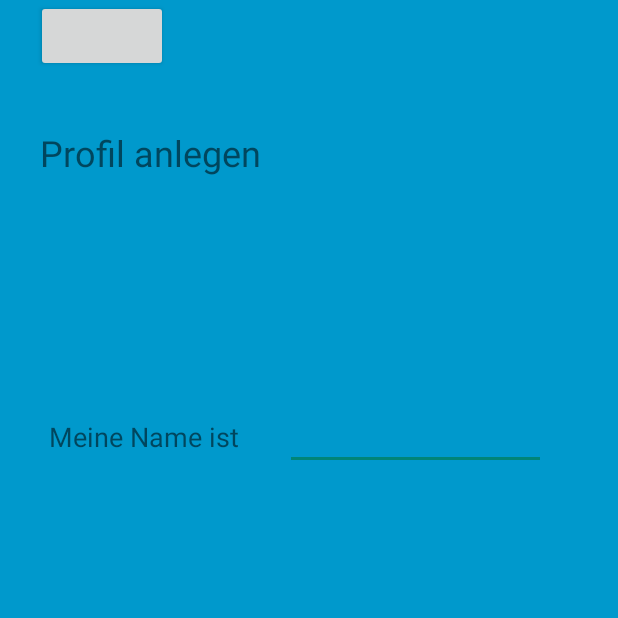
After one commit to HSZG-Informatik-Projekte/WBS, an Android app: the CreateProfileActivity screen opened directly, with no data from a screen before it, on a phone screen of 412 x 824 dp, the top half of it. The commit adds this screen. Run offline under Robolectric (Android 15) with nearby library versions, the phone set to English and light mode, and no system bars; 6 statements that could not run were skipped.

Commit message:
create profile

```diff
--- a/app/build.gradle
+++ b/app/build.gradle
@@ -22,6 +22,7 @@ dependencies {
     implementation fileTree(dir: 'libs', include: ['*.jar'])
     implementation 'com.android.support:appcompat-v7:28.0.0'
     implementation 'com.android.support.constraint:constraint-layout:1.1.3'
+    implementation 'com.android.support:support-v4:28.0.0'
     testImplementation 'junit:junit:4.12'
     androidTestImplementation 'com.android.support.test:runner:1.0.2'
     androidTestImplementation 'com.android.support.test.espresso:espresso-core:3.0.2'
--- /dev/null
+++ b/app/src/main/java/com/example/wbs/CreateProfileActivity.java
@@ -0,0 +1,163 @@
+package com.example.wbs;
+
+import android.annotation.SuppressLint;
+import android.support.v7.app.ActionBar;
+import android.support.v7.app.AppCompatActivity;
+import android.os.Bundle;
+import android.os.Handler;
+import android.view.MotionEvent;
+import android.view.View;
+
+/**
+ * An example full-screen activity that shows and hides the system UI (i.e.
+ * status bar and navigation/system bar) with user interaction.
+ */
+public class CreateProfileActivity extends AppCompatActivity {
+    /**
+     * Whether or not the system UI should be auto-hidden after
+     * {@link #AUTO_HIDE_DELAY_MILLIS} milliseconds.
+     */
+    private static final boolean AUTO_HIDE = true;
+
+    /**
+     * If {@link #AUTO_HIDE} is set, the number of milliseconds to wait after
+     * user interaction before hiding the system UI.
+     */
+    private static final int AUTO_HIDE_DELAY_MILLIS = 3000;
+
+    /**
+     * Some older devices needs a small delay between UI widget updates
+     * and a change of the status and navigation bar.
+     */
+    private static final int UI_ANIMATION_DELAY = 300;
+    private final Handler mHideHandler = new Handler();
+    private View mContentView;
+    private final Runnable mHidePart2Runnable = new Runnable() {
+        @SuppressLint("InlinedApi")
+        @Override
+        public void run() {
+            // Delayed removal of status and navigation bar
+
+            // Note that some of these constants are new as of API 16 (Jelly Bean)
+            // and API 19 (KitKat). It is safe to use them, as they are inlined
+            // at compile-time and do nothing on earlier devices.
+            mContentView.setSystemUiVisibility(View.SYSTEM_UI_FLAG_LOW_PROFILE
+                    | View.SYSTEM_UI_FLAG_FULLSCREEN
+                    | View.SYSTEM_UI_FLAG_LAYOUT_STABLE
+                    | View.SYSTEM_UI_FLAG_IMMERSIVE_STICKY
+                    | View.SYSTEM_UI_FLAG_LAYOUT_HIDE_NAVIGATION
+                    | View.SYSTEM_UI_FLAG_HIDE_NAVIGATION);
+        }
+    };
+    private View mControlsView;
+    private final Runnable mShowPart2Runnable = new Runnable() {
+        @Override
+        public void run() {
+            // Delayed display of UI elements
+            ActionBar actionBar = getSupportActionBar();
+            if (actionBar != null) {
+                actionBar.show();
+            }
+            mControlsView.setVisibility(View.VISIBLE);
+        }
+    };
+    private boolean mVisible;
+    private final Runnable mHideRunnable = new Runnable() {
+        @Override
+        public void run() {
+            hide();
+        }
+    };
+    /**
+     * Touch listener to use for in-layout UI controls to delay hiding the
+     * system UI. This is to prevent the jarring behavior of controls going away
+     * while interacting with activity UI.
+     */
+    private final View.OnTouchListener mDelayHideTouchListener = new View.OnTouchListener() {
+        @Override
+        public boolean onTouch(View view, MotionEvent motionEvent) {
+            if (AUTO_HIDE) {
+                delayedHide(AUTO_HIDE_DELAY_MILLIS);
+            }
+            return false;
+        }
+    };
+
+    @Override
+    protected void onCreate(Bundle savedInstanceState) {
+        super.onCreate(savedInstanceState);
+
+        setContentView(R.layout.activity_create_profile);
+
+        mVisible = true;
+        mControlsView = findViewById(R.id.fullscreen_content_controls);
+        mContentView = findViewById(R.id.fullscreen_content);
+
+
+        // Set up the user interaction to manually show or hide the system UI.
+        mContentView.setOnClickListener(new View.OnClickListener() {
+            @Override
+            public void onClick(View view) {
+                toggle();
+            }
+        });
+
+        // Upon interacting with UI controls, delay any scheduled hide()
+        // operations to prevent the jarring behavior of controls going away
+        // while interacting with the UI.
+        findViewById(R.id.dummy_button).setOnTouchListener(mDelayHideTouchListener);
+    }
+
+    @Override
+    protected void onPostCreate(Bundle savedInstanceState) {
+        super.onPostCreate(savedInstanceState);
+
+        // Trigger the initial hide() shortly after the activity has been
+        // created, to briefly hint to the user that UI controls
+        // are available.
+        delayedHide(100);
+    }
+
+    private void toggle() {
+        if (mVisible) {
+            hide();
+        } else {
+            show();
+        }
+    }
+
+    private void hide() {
+        // Hide UI first
+        ActionBar actionBar = getSupportActionBar();
+        if (actionBar != null) {
+            actionBar.hide();
+        }
+        mControlsView.setVisibility(View.GONE);
+        mVisible = false;
+
+        // Schedule a runnable to remove the status and navigation bar after a delay
+        mHideHandler.removeCallbacks(mShowPart2Runnable);
+        mHideHandler.postDelayed(mHidePart2Runnable, UI_ANIMATION_DELAY);
+    }
+
+    @SuppressLint("InlinedApi")
+    private void show() {
+        // Show the system bar
+        mContentView.setSystemUiVisibility(View.SYSTEM_UI_FLAG_LAYOUT_FULLSCREEN
+                | View.SYSTEM_UI_FLAG_LAYOUT_HIDE_NAVIGATION);
+        mVisible = true;
+
+        // Schedule a runnable to display UI elements after a delay
+        mHideHandler.removeCallbacks(mHidePart2Runnable);
+        mHideHandler.postDelayed(mShowPart2Runnable, UI_ANIMATION_DELAY);
+    }
+
+    /**
+     * Schedules a call to hide() in delay milliseconds, canceling any
+     * previously scheduled calls.
+     */
+    private void delayedHide(int delayMillis) {
+        mHideHandler.removeCallbacks(mHideRunnable);
+        mHideHandler.postDelayed(mHideRunnable, delayMillis);
+    }
+}
--- /dev/null
+++ b/app/src/main/res/layout/activity_create_profile.xml
@@ -0,0 +1,73 @@
+<?xml version="1.0" encoding="utf-8"?>
+<android.support.constraint.ConstraintLayout xmlns:android="http://schemas.android.com/apk/res/android"
+    xmlns:app="http://schemas.android.com/apk/res-auto"
+    xmlns:tools="http://schemas.android.com/tools"
+    android:id="@+id/frameLayout"
+    android:layout_width="match_parent"
+    android:layout_height="match_parent"
+    android:background="#0099cc"
+    tools:context=".CreateProfileActivity">
+
+    <TextView
+        android:id="@+id/textView"
+        android:layout_width="149dp"
+        android:layout_height="37dp"
+        android:layout_marginStart="8dp"
+        android:layout_marginLeft="8dp"
+        android:layout_marginTop="48dp"
+        android:layout_marginBottom="24dp"
+        android:text="@string/CreateProfileActivity_Header"
+        android:textSize="24sp"
+        app:layout_constraintBottom_toBottomOf="parent"
+        app:layout_constraintEnd_toEndOf="parent"
+        app:layout_constraintHorizontal_bias="0.073"
+        app:layout_constraintStart_toStartOf="parent"
+        app:layout_constraintTop_toTopOf="parent"
+        app:layout_constraintVertical_bias="0.052" />
+
+    <EditText
+        android:id="@+id/editText"
+        android:layout_width="174dp"
+        android:layout_height="34dp"
+        android:layout_marginStart="24dp"
+        android:layout_marginLeft="24dp"
+        android:layout_marginTop="24dp"
+        android:layout_marginEnd="56dp"
+        android:layout_marginRight="56dp"
+        android:layout_marginBottom="24dp"
+        android:ems="10"
+        android:inputType="textPersonName"
+        android:textSize="18sp"
+        app:layout_constraintBottom_toBottomOf="parent"
+        app:layout_constraintEnd_toEndOf="parent"
+        app:layout_constraintHorizontal_bias="0.5"
+        app:layout_constraintStart_toEndOf="@+id/textView2"
+        app:layout_constraintTop_toTopOf="parent"
+        app:layout_constraintVertical_bias="0.344" />
+
+    <TextView
+        android:id="@+id/textView2"
+        android:layout_width="133dp"
+        android:layout_height="25dp"
+        android:layout_marginStart="40dp"
+        android:layout_marginLeft="40dp"
+        android:layout_marginTop="24dp"
+        android:layout_marginBottom="24dp"
+        android:text="@string/CreateProfileActivity_Name"
+        android:textSize="18sp"
+        app:layout_constraintBottom_toBottomOf="parent"
+        app:layout_constraintEnd_toStartOf="@+id/editText"
+        app:layout_constraintHorizontal_bias="0.5"
+        app:layout_constraintStart_toStartOf="parent"
+        app:layout_constraintTop_toTopOf="parent"
+        app:layout_constraintVertical_bias="0.339" />
+
+    <Button
+        android:id="@+id/CPA_button_female"
+        android:layout_width="wrap_content"
+        android:layout_height="wrap_content"
+        android:layout_marginStart="24dp"
+        android:layout_marginLeft="24dp"
+        app:layout_constraintStart_toStartOf="parent"
+        tools:layout_editor_absoluteY="327dp" />
+</android.support.constraint.ConstraintLayout>
--- a/app/src/main/res/values/colors.xml
+++ b/app/src/main/res/values/colors.xml
@@ -3,4 +3,6 @@
     <color name="colorPrimary">#008577</color>
     <color name="colorPrimaryDark">#00574B</color>
     <color name="colorAccent">#D81B60</color>
+
+    <color name="black_overlay">#66000000</color>
 </resources>
--- a/app/src/main/res/values/strings.xml
+++ b/app/src/main/res/values/strings.xml
@@ -1,3 +1,9 @@
 <resources>
     <string name="app_name">WBS</string>
+
+    <string name="title_activity_create_profile">CreateProfileActivity</string>
+    <string name="dummy_button">Dummy Button</string>
+    <string name="dummy_content">DUMMY\nCONTENT</string>
+    <string name="CreateProfileActivity_Header">Profil anlegen</string>
+    <string name="CreateProfileActivity_Name">Meine Name ist</string>
 </resources>
--- a/app/src/main/res/values/styles.xml
+++ b/app/src/main/res/values/styles.xml
@@ -22,4 +22,16 @@
         <item name="android:windowContentOverlay">@null</item>
     </style>
 
+    <style name="FullscreenTheme" parent="FullScreen">
+        <item name="android:actionBarStyle">@style/FullscreenActionBarStyle</item>
+        <item name="android:windowActionBarOverlay">true</item>
+        <item name="android:windowBackground">@null</item>
+        <item name="metaButtonBarStyle">?android:attr/buttonBarStyle</item>
+        <item name="metaButtonBarButtonStyle">?android:attr/buttonBarButtonStyle</item>
+    </style>
+
+    <style name="FullscreenActionBarStyle" parent="Widget.AppCompat.ActionBar">
+        <item name="android:background">@color/black_overlay</item>
+    </style>
+
 </resources>
```
Also changed, not shown: app/src/main/AndroidManifest.xml (+11 -7 lines), app/src/main/res/values/attrs.xml (added, +12 -0 lines), 1 other file.
